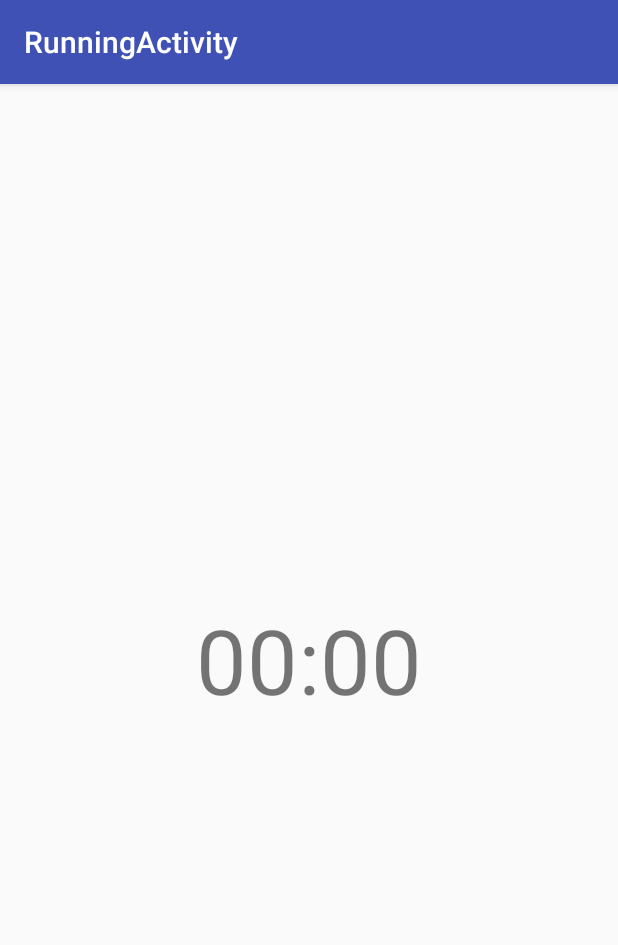
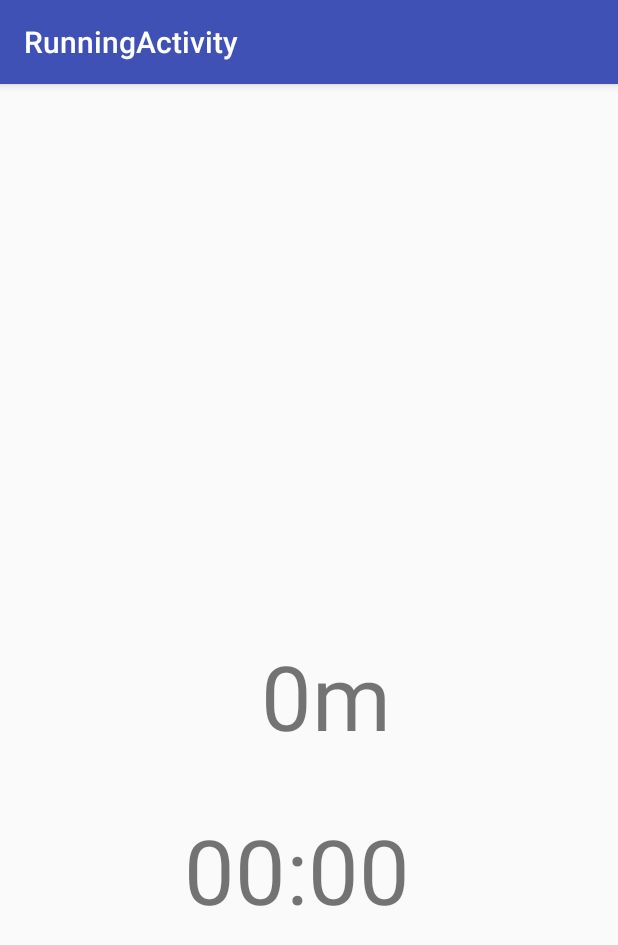
Before and after one commit to frenaut/choppa_run, an Android app: the RunningActivity screen opened directly, with no data from a screen before it, on a phone screen of 412 x 824 dp. Shown: the top 945 px of the screen. Run offline under Robolectric (Android 15) with nearby library versions, the phone set to English and light mode, and no system bars; 1 statement that could not run was skipped.

Commit message:
just added distance counter (not setup).

```diff
--- a/app/src/main/res/layout/content_running.xml
+++ b/app/src/main/res/layout/content_running.xml
@@ -16,17 +16,36 @@
         android:layout_width="match_parent"
         android:layout_height="wrap_content"
         android:orientation="vertical"
-        android:layout_centerVertical="true"
-        android:layout_centerHorizontal="true">
+        android:id="@+id/linearLayout"
+        android:layout_alignParentBottom="true"
+        android:layout_alignParentLeft="true"
+        android:layout_alignParentStart="true"
+        android:layout_marginBottom="188dp">
+
 
         <TextView
-            android:layout_gravity="center"
-            android:layout_width="wrap_content"
-            android:layout_height="wrap_content"
-            android:textSize="60dp"
-            android:text="00:00"
-            android:id="@+id/time_elapsed" />
-
+        android:layout_gravity="center"
+        android:layout_width="166dp"
+        android:layout_height="wrap_content"
+        android:textSize="60sp"
+        android:text="00:00"
+        android:id="@+id/time_elapsed"
+        android:layout_above="@+id/linearLayout"
+        android:layout_centerHorizontal="true" />
     </LinearLayout>
 
+    <TextView
+        android:layout_gravity="center"
+        android:layout_width="166dp"
+        android:layout_height="wrap_content"
+        android:textSize="60sp"
+        android:text="0m"
+        android:id="@+id/distance_elapsed"
+        android:layout_marginRight="56dp"
+        android:layout_marginEnd="56dp"
+        android:layout_above="@+id/linearLayout"
+        android:layout_alignRight="@+id/linearLayout"
+        android:layout_alignEnd="@+id/linearLayout"
+        android:layout_marginBottom="35dp" />
+
 </RelativeLayout>
```
